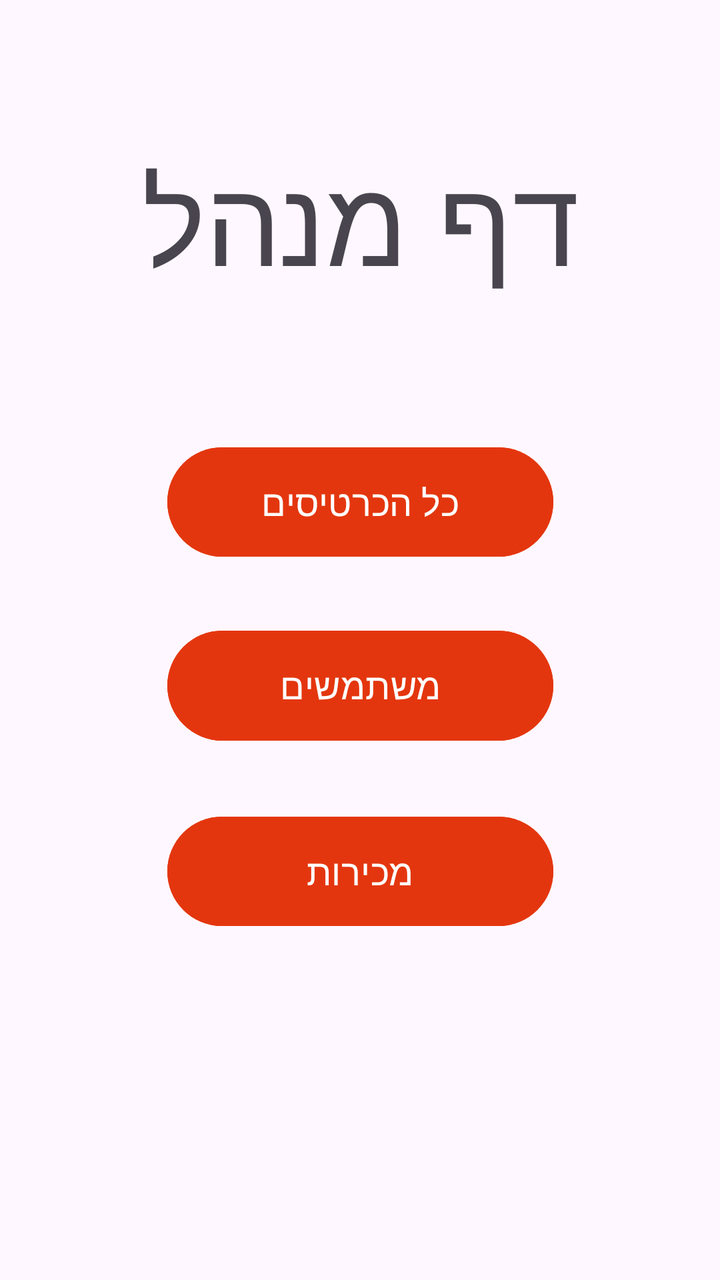
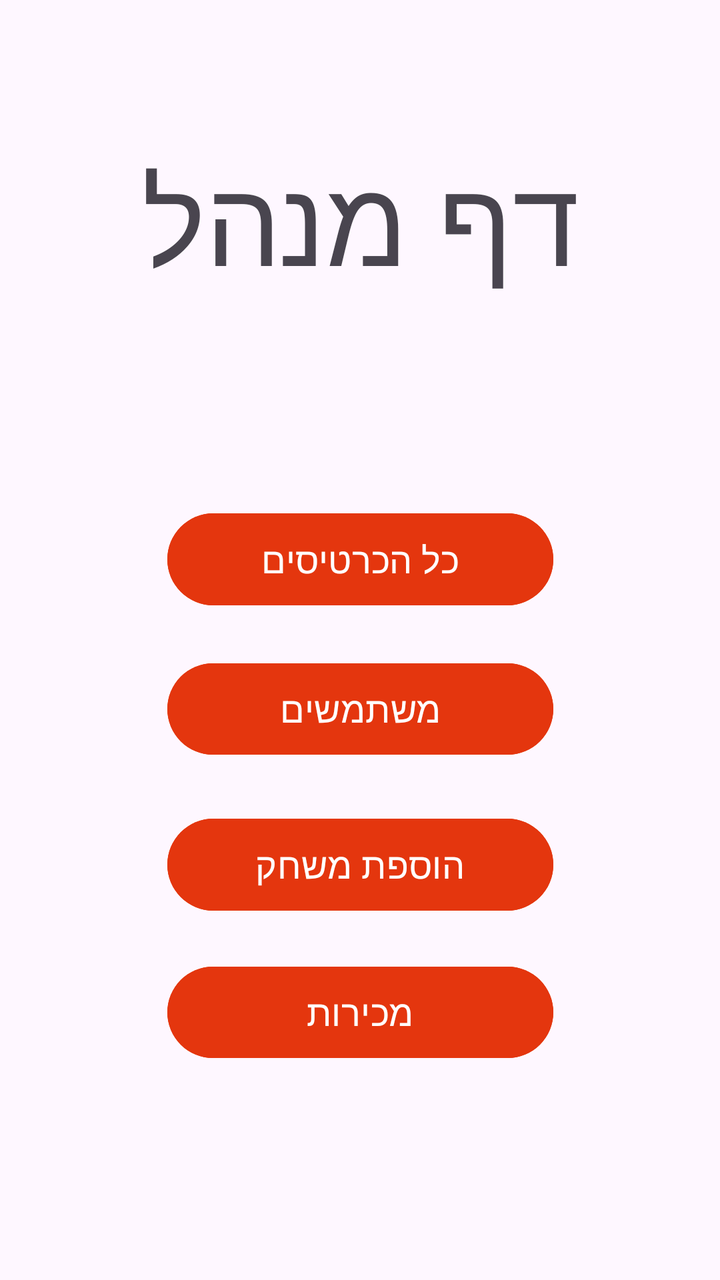

Before-and-after screenshots of an Android layout around one commit, followed by the original layout XML and the change that was made.
<!-- AndroidManifest.xml: application theme Theme.Eyalproject -->
<!-- res/layout/activity_admin.xml -->
<?xml version="1.0" encoding="utf-8"?>
<androidx.constraintlayout.widget.ConstraintLayout xmlns:android="http://schemas.android.com/apk/res/android"
    xmlns:app="http://schemas.android.com/apk/res-auto"
    xmlns:tools="http://schemas.android.com/tools"
    android:id="@+id/main"
    android:layout_width="match_parent"
    android:layout_height="match_parent"
    tools:context=".screens.Admin_activity">


    <TextView
        android:id="@+id/textView"
        android:layout_width="wrap_content"
        android:layout_height="wrap_content"
        android:layout_marginTop="69dp"
        android:layout_marginBottom="69dp"
        android:fontFamily="@font/secular_one_regular"
        android:text="דף מנהל"
        android:textSize="60dp"
        app:layout_constraintBottom_toTopOf="@+id/btnAllTickets"
        app:layout_constraintEnd_toEndOf="parent"
        app:layout_constraintStart_toStartOf="parent"
        app:layout_constraintTop_toTopOf="parent" />

    <Button
        android:id="@+id/btnAllTickets"
        android:layout_width="193dp"
        android:layout_height="0dp"
        android:layout_marginBottom="29dp"
        android:backgroundTint="#E4360E"
        android:fontFamily="@font/secular_one_regular"
        android:text="כל הכרטיסים"
        android:textSize="18dp"
        app:layout_constraintBottom_toTopOf="@+id/btnAllUsers"
        app:layout_constraintEnd_toEndOf="parent"
        app:layout_constraintStart_toStartOf="parent"
        app:layout_constraintTop_toBottomOf="@+id/textView" />

    <Button
        android:id="@+id/btnAllUsers"
        android:layout_width="193dp"
        android:layout_height="0dp"
        android:layout_marginBottom="30dp"
        android:backgroundTint="#E4360E"
        android:fontFamily="@font/secular_one_regular"
        android:text="משתמשים"
        android:textSize="18dp"
        app:layout_constraintBottom_toTopOf="@+id/btnAllSales"
        app:layout_constraintEnd_toEndOf="parent"
        app:layout_constraintStart_toStartOf="parent"
        app:layout_constraintTop_toBottomOf="@+id/btnAllTickets" />

    <Button
        android:id="@+id/btnAllSales"
        android:layout_width="193dp"
        android:layout_height="0dp"
        android:layout_marginBottom="173dp"
        android:backgroundTint="#E4360E"
        android:fontFamily="@font/secular_one_regular"
        android:text="מכירות"
        android:textSize="18dp"
        app:layout_constraintBottom_toBottomOf="parent"
        app:layout_constraintEnd_toEndOf="parent"
        app:layout_constraintStart_toStartOf="parent"
        app:layout_constraintTop_toBottomOf="@+id/btnAllUsers" />

</androidx.constraintlayout.widget.ConstraintLayout>
<!-- resources referenced by this layout -->
<resources>
  <style name="Theme.Eyalproject" parent="Base.Theme.Eyalproject" />
  <style name="Base.Theme.Eyalproject" parent="Theme.Material3.DayNight.NoActionBar">
          
          
      </style>
</resources>

<!-- the commit's change to res/layout/activity_admin.xml (unified diff, before → after) -->
@@ -13,7 +13,7 @@
         android:layout_width="wrap_content"
         android:layout_height="wrap_content"
         android:layout_marginTop="69dp"
-        android:layout_marginBottom="69dp"
+        android:layout_marginBottom="102dp"
         android:fontFamily="@font/secular_one_regular"
         android:text="דף מנהל"
         android:textSize="60dp"
@@ -26,7 +26,7 @@
         android:id="@+id/btnAllTickets"
         android:layout_width="193dp"
         android:layout_height="0dp"
-        android:layout_marginBottom="29dp"
+        android:layout_marginBottom="21dp"
         android:backgroundTint="#E4360E"
         android:fontFamily="@font/secular_one_regular"
         android:text="כל הכרטיסים"
@@ -40,21 +40,36 @@
         android:id="@+id/btnAllUsers"
         android:layout_width="193dp"
         android:layout_height="0dp"
-        android:layout_marginBottom="30dp"
+        android:layout_marginBottom="24dp"
         android:backgroundTint="#E4360E"
         android:fontFamily="@font/secular_one_regular"
+        android:onClick=""
         android:text="משתמשים"
         android:textSize="18dp"
-        app:layout_constraintBottom_toTopOf="@+id/btnAllSales"
+        app:layout_constraintBottom_toTopOf="@+id/btnAddNewGame"
         app:layout_constraintEnd_toEndOf="parent"
         app:layout_constraintStart_toStartOf="parent"
         app:layout_constraintTop_toBottomOf="@+id/btnAllTickets" />
 
     <Button
+        android:id="@+id/btnAddNewGame"
+        android:layout_width="193dp"
+        android:layout_height="0dp"
+        android:layout_marginBottom="20dp"
+        android:backgroundTint="#E4360E"
+        android:fontFamily="@font/secular_one_regular"
+        android:text="הוספת משחק"
+        android:textSize="18dp"
+        app:layout_constraintBottom_toTopOf="@+id/btnAllSales"
+        app:layout_constraintEnd_toEndOf="parent"
+        app:layout_constraintStart_toStartOf="parent"
+        app:layout_constraintTop_toBottomOf="@+id/btnAllUsers" />
+
+    <Button
         android:id="@+id/btnAllSales"
         android:layout_width="193dp"
         android:layout_height="0dp"
-        android:layout_marginBottom="173dp"
+        android:layout_marginBottom="107dp"
         android:backgroundTint="#E4360E"
         android:fontFamily="@font/secular_one_regular"
         android:text="מכירות"
@@ -62,6 +77,6 @@
         app:layout_constraintBottom_toBottomOf="parent"
         app:layout_constraintEnd_toEndOf="parent"
         app:layout_constraintStart_toStartOf="parent"
-        app:layout_constraintTop_toBottomOf="@+id/btnAllUsers" />
+        app:layout_constraintTop_toBottomOf="@+id/btnAddNewGame" />
 
 </androidx.constraintlayout.widget.ConstraintLayout>
